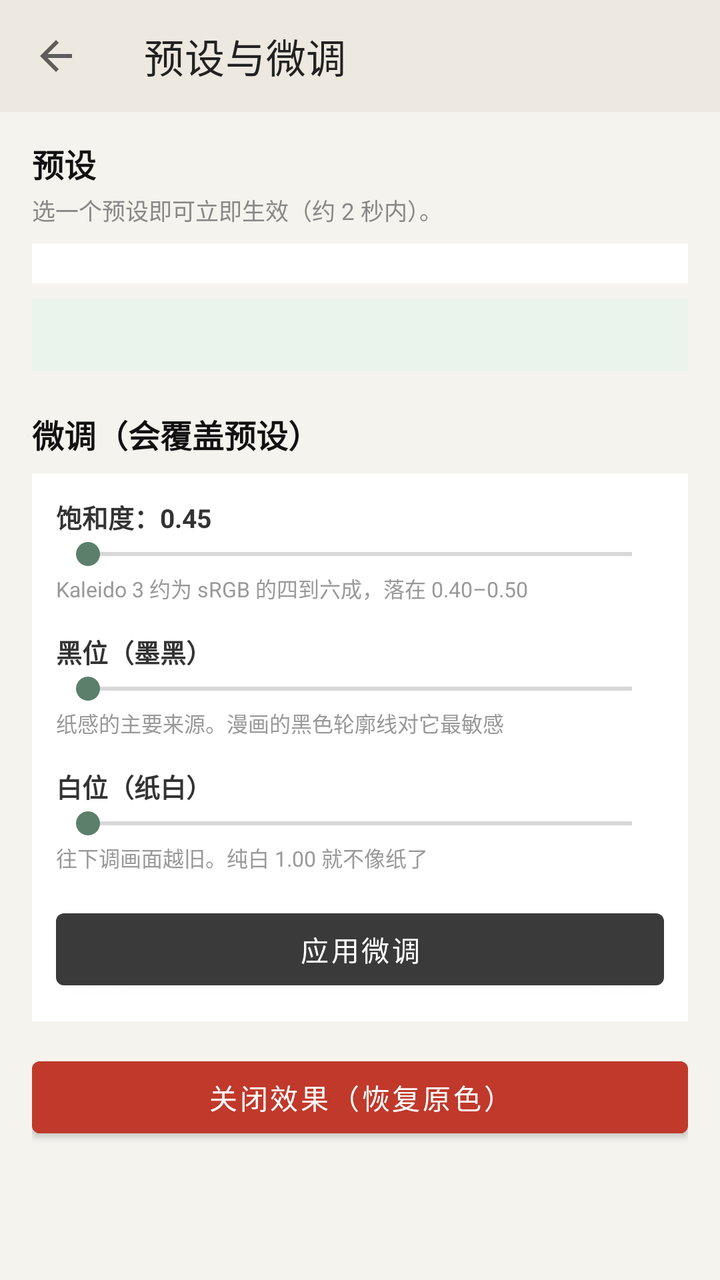
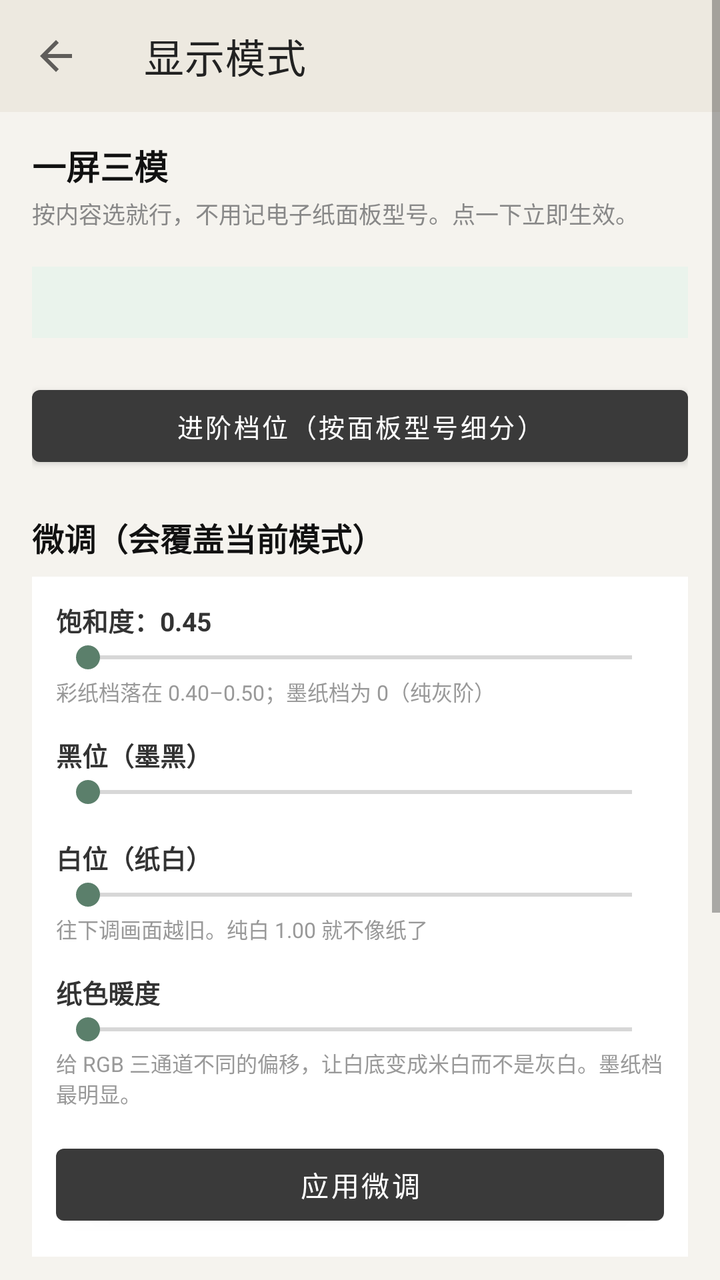

The first picture is an Android layout as it rendered before a commit; the second is the same layout after the commit. The layout source and the unified diff follow.
<!-- AndroidManifest.xml: application theme Theme.Inkwell -->
<!-- res/layout/activity_preset.xml -->
<?xml version="1.0" encoding="utf-8"?>
<ScrollView xmlns:android="http://schemas.android.com/apk/res/android"
    xmlns:app="http://schemas.android.com/apk/res-auto"
    android:layout_width="match_parent"
    android:layout_height="match_parent"
    android:background="#F5F3EE"
    android:fillViewport="true">

    <LinearLayout
        android:layout_width="match_parent"
        android:layout_height="wrap_content"
        android:orientation="vertical"
        android:paddingBottom="28dp">

        <com.google.android.material.appbar.MaterialToolbar
            android:id="@+id/toolbar"
            android:layout_width="match_parent"
            android:layout_height="?attr/actionBarSize"
            android:background="#EDE9E0"
            android:fitsSystemWindows="true"
            app:navigationIcon="?attr/homeAsUpIndicator"
            app:title="预设与微调"
            app:titleTextColor="#222222" />

        <LinearLayout
            android:layout_width="match_parent"
            android:layout_height="wrap_content"
            android:orientation="vertical"
            android:paddingStart="16dp"
            android:paddingEnd="16dp"
            android:paddingTop="14dp">

            <TextView
                android:layout_width="match_parent"
                android:layout_height="wrap_content"
                android:text="预设"
                android:textColor="#111111"
                android:textSize="16sp"
                android:textStyle="bold" />

            <TextView
                android:layout_width="match_parent"
                android:layout_height="wrap_content"
                android:layout_marginTop="3dp"
                android:text="选一个预设即可立即生效（约 2 秒内）。"
                android:textColor="#888888"
                android:textSize="11.5sp" />

            <RadioGroup
                android:id="@+id/rgPreset"
                android:layout_width="match_parent"
                android:layout_height="wrap_content"
                android:layout_marginTop="8dp"
                android:background="#FFFFFF"
                android:padding="10dp" />

            
            <TextView
                android:id="@+id/tvPresetTip"
                android:layout_width="match_parent"
                android:layout_height="wrap_content"
                android:layout_marginTop="8dp"
                android:background="#EAF3EC"
                android:padding="10dp"
                android:text=""
                android:textColor="#2C5F3D"
                android:textSize="11.5sp"
                android:lineSpacingExtra="2dp" />

            <TextView
                android:layout_width="match_parent"
                android:layout_height="wrap_content"
                android:layout_marginTop="20dp"
                android:text="微调（会覆盖预设）"
                android:textColor="#111111"
                android:textSize="16sp"
                android:textStyle="bold" />

            <LinearLayout
                android:layout_width="match_parent"
                android:layout_height="wrap_content"
                android:layout_marginTop="8dp"
                android:background="#FFFFFF"
                android:orientation="vertical"
                android:padding="12dp">

                <TextView
                    android:id="@+id/lbSat"
                    android:layout_width="match_parent"
                    android:layout_height="wrap_content"
                    android:text="饱和度：0.45"
                    android:textColor="#333333"
                    android:textSize="13sp"
                    android:textStyle="bold" />

                <SeekBar
                    android:id="@+id/sbSat"
                    android:layout_width="match_parent"
                    android:layout_height="wrap_content"
                    android:max="100" />

                <TextView
                    android:layout_width="match_parent"
                    android:layout_height="wrap_content"
                    android:text="Kaleido 3 约为 sRGB 的四到六成，落在 0.40–0.50"
                    android:textColor="#999999"
                    android:textSize="10.5sp" />

                <TextView
                    android:id="@+id/lbBlack"
                    android:layout_width="match_parent"
                    android:layout_height="wrap_content"
                    android:layout_marginTop="14dp"
                    android:text="黑位（墨黑）"
                    android:textColor="#333333"
                    android:textSize="13sp"
                    android:textStyle="bold" />

                <SeekBar
                    android:id="@+id/sbBlack"
                    android:layout_width="match_parent"
                    android:layout_height="wrap_content"
                    android:max="60" />

                <TextView
                    android:layout_width="match_parent"
                    android:layout_height="wrap_content"
                    android:text="纸感的主要来源。漫画的黑色轮廓线对它最敏感"
                    android:textColor="#999999"
                    android:textSize="10.5sp" />

                <TextView
                    android:id="@+id/lbWhite"
                    android:layout_width="match_parent"
                    android:layout_height="wrap_content"
                    android:layout_marginTop="14dp"
                    android:text="白位（纸白）"
                    android:textColor="#333333"
                    android:textSize="13sp"
                    android:textStyle="bold" />

                <SeekBar
                    android:id="@+id/sbWhite"
                    android:layout_width="match_parent"
                    android:layout_height="wrap_content"
                    android:max="40" />

                <TextView
                    android:layout_width="match_parent"
                    android:layout_height="wrap_content"
                    android:text="往下调画面越旧。纯白 1.00 就不像纸了"
                    android:textColor="#999999"
                    android:textSize="10.5sp" />

                <Button
                    android:id="@+id/btnApply"
                    android:layout_width="match_parent"
                    android:layout_height="wrap_content"
                    android:layout_marginTop="14dp"
                    android:text="应用微调" />
            </LinearLayout>

            <Button
                android:id="@+id/btnOff"
                android:layout_width="match_parent"
                android:layout_height="wrap_content"
                android:layout_marginTop="14dp"
                android:backgroundTint="#C0392B"
                android:text="关闭效果（恢复原色）"
                android:textColor="#FFFFFF" />
        </LinearLayout>
    </LinearLayout>
</ScrollView>
<!-- resources referenced by this layout -->
<resources>
  <style name="Theme.Inkwell" parent="Theme.MaterialComponents.DayNight.NoActionBar">
          <item name="colorPrimary">@color/colorPrimary</item>
          <item name="colorPrimaryDark">@color/colorPrimaryDark</item>
          <item name="colorAccent">@color/colorAccent</item>
          <item name="android:windowLightStatusBar" tools:targetApi="23">true</item>
      </style>
  <color name="colorPrimary">#3A3A3A</color>
  <color name="colorPrimaryDark">#1C1C1C</color>
  <color name="colorAccent">#5B7F6B</color>
</resources>

<!-- the commit's change to res/layout/activity_preset.xml (unified diff, before → after) -->
@@ -19,7 +19,7 @@
             android:background="#EDE9E0"
             android:fitsSystemWindows="true"
             app:navigationIcon="?attr/homeAsUpIndicator"
-            app:title="预设与微调"
+            app:title="显示模式"
             app:titleTextColor="#222222" />
 
         <LinearLayout
@@ -30,33 +30,32 @@
             android:paddingEnd="16dp"
             android:paddingTop="14dp">
 
-            <TextView
-                android:layout_width="match_parent"
-                android:layout_height="wrap_content"
-                android:text="预设"
+            
+            <TextView
+                android:layout_width="match_parent"
+                android:layout_height="wrap_content"
+                android:text="一屏三模"
                 android:textColor="#111111"
-                android:textSize="16sp"
+                android:textSize="17sp"
                 android:textStyle="bold" />
 
             <TextView
                 android:layout_width="match_parent"
                 android:layout_height="wrap_content"
                 android:layout_marginTop="3dp"
-                android:text="选一个预设即可立即生效（约 2 秒内）。"
+                android:text="按内容选就行，不用记电子纸面板型号。点一下立即生效。"
                 android:textColor="#888888"
                 android:textSize="11.5sp" />
 
-            <RadioGroup
-                android:id="@+id/rgPreset"
-                android:layout_width="match_parent"
-                android:layout_height="wrap_content"
-                android:layout_marginTop="8dp"
-                android:background="#FFFFFF"
-                android:padding="10dp" />
-
-            
-            <TextView
-                android:id="@+id/tvPresetTip"
+            <LinearLayout
+                android:id="@+id/boxModes"
+                android:layout_width="match_parent"
+                android:layout_height="wrap_content"
+                android:layout_marginTop="10dp"
+                android:orientation="vertical" />
+
+            <TextView
+                android:id="@+id/tvModeTip"
                 android:layout_width="match_parent"
                 android:layout_height="wrap_content"
                 android:layout_marginTop="8dp"
@@ -67,11 +66,42 @@
                 android:textSize="11.5sp"
                 android:lineSpacingExtra="2dp" />
 
-            <TextView
+            
+            <Button
+                android:id="@+id/btnAdvanced"
                 android:layout_width="match_parent"
                 android:layout_height="wrap_content"
                 android:layout_marginTop="20dp"
-                android:text="微调（会覆盖预设）"
+                android:text="进阶档位（按面板型号细分）"
+                android:textSize="13sp" />
+
+            <RadioGroup
+                android:id="@+id/rgAdvanced"
+                android:layout_width="match_parent"
+                android:layout_height="wrap_content"
+                android:layout_marginTop="6dp"
+                android:background="#FFFFFF"
+                android:padding="10dp"
+                android:visibility="gone" />
+
+            <TextView
+                android:id="@+id/tvPresetTip"
+                android:layout_width="match_parent"
+                android:layout_height="wrap_content"
+                android:layout_marginTop="6dp"
+                android:background="#FFF4E5"
+                android:padding="10dp"
+                android:text=""
+                android:textColor="#7A5B1E"
+                android:textSize="11sp"
+                android:visibility="gone" />
+
+            
+            <TextView
+                android:layout_width="match_parent"
+                android:layout_height="wrap_content"
+                android:layout_marginTop="20dp"
+                android:text="微调（会覆盖当前模式）"
                 android:textColor="#111111"
                 android:textSize="16sp"
                 android:textStyle="bold" />
@@ -102,7 +132,7 @@
                 <TextView
                     android:layout_width="match_parent"
                     android:layout_height="wrap_content"
-                    android:text="Kaleido 3 约为 sRGB 的四到六成，落在 0.40–0.50"
+                    android:text="彩纸档落在 0.40–0.50；墨纸档为 0（纯灰阶）"
                     android:textColor="#999999"
                     android:textSize="10.5sp" />
 
@@ -123,32 +153,48 @@
                     android:max="60" />
 
                 <TextView
-                    android:layout_width="match_parent"
-                    android:layout_height="wrap_content"
-                    android:text="纸感的主要来源。漫画的黑色轮廓线对它最敏感"
+                    android:id="@+id/lbWhite"
+                    android:layout_width="match_parent"
+                    android:layout_height="wrap_content"
+                    android:layout_marginTop="14dp"
+                    android:text="白位（纸白）"
+                    android:textColor="#333333"
+                    android:textSize="13sp"
+                    android:textStyle="bold" />
+
+                <SeekBar
+                    android:id="@+id/sbWhite"
+                    android:layout_width="match_parent"
+                    android:layout_height="wrap_content"
+                    android:max="40" />
+
+                <TextView
+                    android:layout_width="match_parent"
+                    android:layout_height="wrap_content"
+                    android:text="往下调画面越旧。纯白 1.00 就不像纸了"
                     android:textColor="#999999"
                     android:textSize="10.5sp" />
 
                 <TextView
-                    android:id="@+id/lbWhite"
-                    android:layout_width="match_parent"
-                    android:layout_height="wrap_content"
-                    android:layout_marginTop="14dp"
-                    android:text="白位（纸白）"
-                    android:textColor="#333333"
-                    android:textSize="13sp"
-                    android:textStyle="bold" />
-
-                <SeekBar
-                    android:id="@+id/sbWhite"
-                    android:layout_width="match_parent"
-                    android:layout_height="wrap_content"
-                    android:max="40" />
-
-                <TextView
-                    android:layout_width="match_parent"
-                    android:layout_height="wrap_content"
-                    android:text="往下调画面越旧。纯白 1.00 就不像纸了"
+                    android:id="@+id/lbWarm"
+                    android:layout_width="match_parent"
+                    android:layout_height="wrap_content"
+                    android:layout_marginTop="14dp"
+                    android:text="纸色暖度"
+                    android:textColor="#333333"
+                    android:textSize="13sp"
+                    android:textStyle="bold" />
+
+                <SeekBar
+                    android:id="@+id/sbWarm"
+                    android:layout_width="match_parent"
+                    android:layout_height="wrap_content"
+                    android:max="100" />
+
+                <TextView
+                    android:layout_width="match_parent"
+                    android:layout_height="wrap_content"
+                    android:text="给 RGB 三通道不同的偏移，让白底变成米白而不是灰白。墨纸档最明显。"
                     android:textColor="#999999"
                     android:textSize="10.5sp" />
 
@@ -168,6 +214,17 @@
                 android:backgroundTint="#C0392B"
                 android:text="关闭效果（恢复原色）"
                 android:textColor="#FFFFFF" />
+
+            <TextView
+                android:layout_width="match_parent"
+                android:layout_height="wrap_content"
+                android:layout_marginTop="16dp"
+                android:background="#FFF4E5"
+                android:padding="10dp"
+                android:text="这三档都是软件调色，不是电子墨水屏。\n\n做不到的：AG 防眩光（硬件蚀刻，消掉屏幕映出的窗户和人影）、纸纹颗粒感、压低局部高光 —— 后两者是非线性操作，色彩矩阵做不了。\n\n能做到的：饱和度、对比、白黑位、米白纸色，全部线性变换，零延迟零耗电。"
+                android:textColor="#7A5B1E"
+                android:textSize="11.5sp"
+                android:lineSpacingExtra="2dp" />
         </LinearLayout>
     </LinearLayout>
 </ScrollView>
